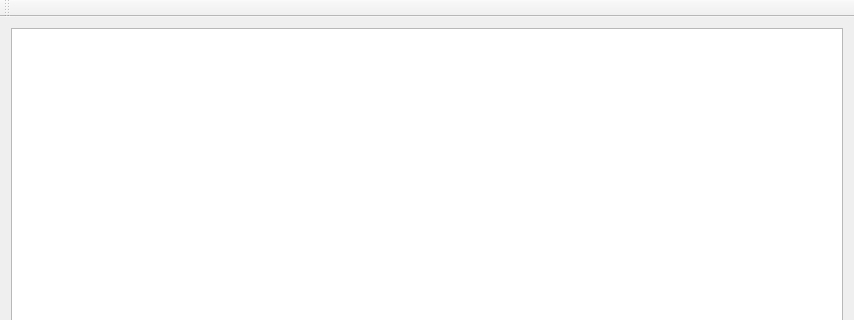
The window that Chat_Client/Views/mainwindow.ui (TsentsevitskyDmitry/Text-Chat-App) describes before a commit, drawn with Qt 5; both pictures show x 0 to 854 and y 0 to 320 of the 854 by 540 pixel window.
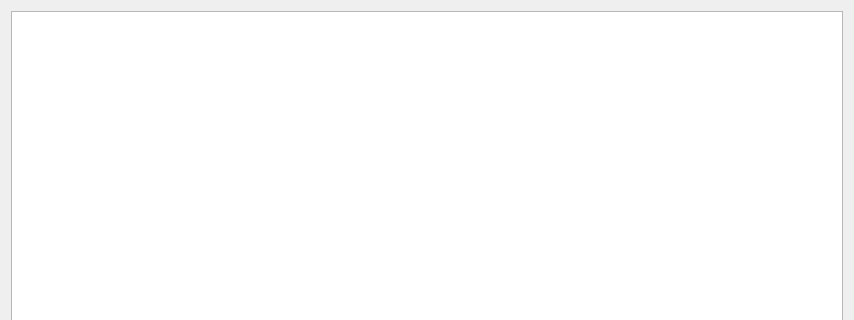
The same window after the commit.

```diff
--- a/Chat_Client/Views/mainwindow.ui
+++ b/Chat_Client/Views/mainwindow.ui
@@ -98,14 +98,6 @@
     </rect>
    </property>
   </widget>
-  <widget class="QToolBar" name="mainToolBar">
-   <attribute name="toolBarArea">
-    <enum>TopToolBarArea</enum>
-   </attribute>
-   <attribute name="toolBarBreak">
-    <bool>false</bool>
-   </attribute>
-  </widget>
  </widget>
  <layoutdefault spacing="6" margin="11"/>
  <resources/>
```
